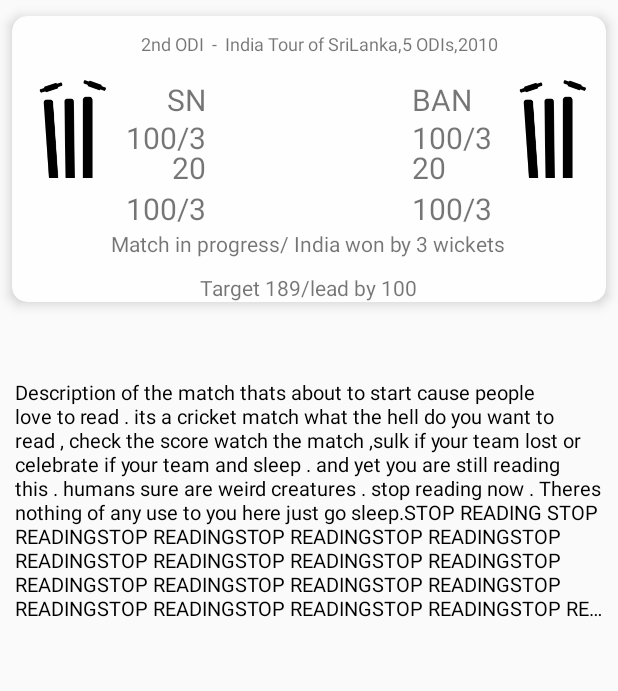
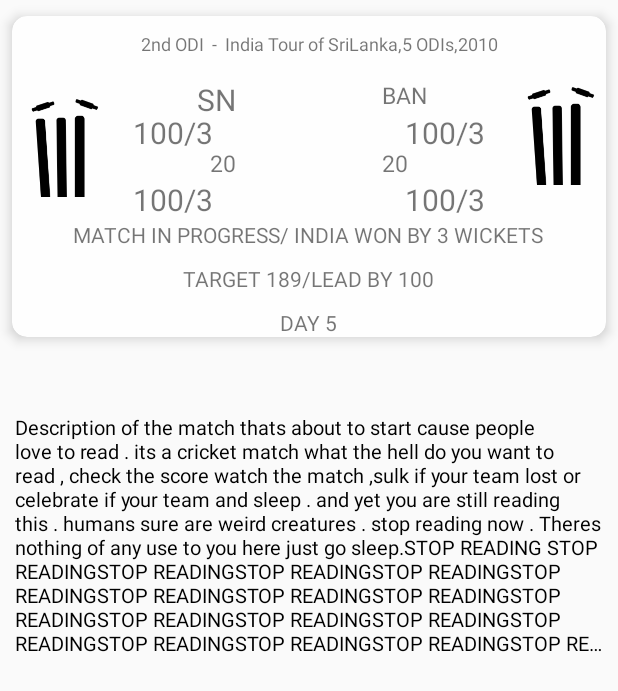
Before and after one commit to preetishnsrk/FreeHit, an Android app: the layout match_cards.xml on its own in the app's theme, with its tools: preview values and no code run, on a phone screen of 412 x 824 dp. Shown: the top 691 px of the screen. Run offline under Robolectric (Android 15) with nearby library versions, the phone set to English and light mode, and no system bars.

Commit message:
match_card.xml rearranging

```diff
--- a/app/src/main/java/com/debut/ellipsis/freehit/Matches/MatchesItemAdapter.java
+++ b/app/src/main/java/com/debut/ellipsis/freehit/Matches/MatchesItemAdapter.java
@@ -85,6 +85,9 @@ public class MatchesItemAdapter extends PagerAdapter {
         TextView shortName2 = (TextView) view.findViewById(R.id.shortname_team_2);
         shortName2.setText(this.dataObjectList.get(position).getmTeam2SN());
 
+        TextView Day = (TextView) view.findViewById(R.id.day);
+        Day.setText(this.dataObjectList.get(position).getmDay());
+
         // Initializing Logo URLS
         logo_string1 = this.dataObjectList.get(position).getmTeam1LogoURL();
         logo_string2 = this.dataObjectList.get(position).getmTeam2LogoURL();
--- a/app/src/main/res/layout/match_cards.xml
+++ b/app/src/main/res/layout/match_cards.xml
@@ -73,6 +73,8 @@
                         android:layout_centerVertical="true"
                         android:layout_toEndOf="@+id/team_logo_1"
                         android:textSize="20sp"
+                        android:paddingStart="15dp"
+                        android:paddingEnd="15dp"
                         tools:text="100/3" />
 
                     <TextView
@@ -82,7 +84,7 @@
                         android:layout_alignEnd="@id/score_team_1"
                         android:layout_below="@id/score_team_1"
                         android:paddingTop="40dp"
-                        android:textSize="20sp"
+                        android:textSize="15sp"
                         tools:text="20" />
 
                     <TextView
@@ -91,6 +93,8 @@
                         android:layout_height="wrap_content"
                         android:layout_below="@+id/overs_team_1"
                         android:layout_toEndOf="@+id/team_logo_1"
+                        android:paddingStart="15dp"
+                        android:paddingEnd="15dp"
                         android:textSize="20sp"
                         tools:text="100/3" />
 
@@ -99,13 +103,14 @@
                         android:layout_width="65dp"
                         android:layout_height="100dp"
                         android:layout_alignParentStart="true"
-                        android:layout_margin="5dp"
+                        android:layout_centerVertical="true"
+                        android:paddingTop="20dp"
                         android:src="@drawable/matches"
                         android:tag="image_tag" />
 
                     <TextView
                         android:id="@+id/shortname_team_1"
-
+                        android:layout_centerHorizontal="true"
                         android:layout_width="wrap_content"
                         android:layout_height="wrap_content"
                         android:layout_alignEnd="@id/score_team_1"
@@ -125,7 +130,7 @@
                         android:layout_width="65dp"
                         android:layout_height="100dp"
                         android:layout_alignParentEnd="true"
-                        android:layout_margin="5dp"
+                        android:paddingTop="20dp"
                         android:src="@drawable/matches"
                         android:tag="image_tag" />
 
@@ -137,7 +142,7 @@
                         android:layout_below="@+id/score_team_2"
                         android:paddingEnd="15dp"
                         android:paddingTop="40dp"
-                        android:textSize="20sp"
+                        android:textSize="15sp"
                         tools:text="20" />
 
                     <TextView
@@ -147,7 +152,7 @@
                         android:layout_alignStart="@id/score_team_2"
                         android:layout_centerHorizontal="true"
                         android:paddingTop="22dp"
-                        android:textSize="20sp"
+                        android:textSize="15sp"
                         tools:text="BAN" />
 
                     <TextView
@@ -156,6 +161,8 @@
                         android:layout_height="wrap_content"
                         android:layout_centerVertical="true"
                         android:layout_toStartOf="@+id/team_logo_2"
+                        android:paddingStart="15dp"
+                        android:paddingEnd="15dp"
                         android:textSize="20sp"
                         tools:text="100/3" />
 
@@ -165,6 +172,8 @@
                         android:layout_height="wrap_content"
                         android:layout_below="@+id/overs_team_2"
                         android:layout_toStartOf="@+id/team_logo_2"
+                        android:paddingStart="15dp"
+                        android:paddingEnd="15dp"
                         android:textSize="20sp"
                         tools:text="100/3" />
                 </RelativeLayout>
@@ -177,15 +186,26 @@
                 android:layout_width="wrap_content"
                 android:layout_height="wrap_content"
                 android:layout_gravity="center_horizontal"
+                android:textAllCaps="true"
                 tools:text="Match in progress/ India won by 3 wickets" />
 
             <TextView
                 android:id="@+id/target_leadby"
+                android:textAllCaps="true"
                 android:layout_width="wrap_content"
                 android:layout_height="wrap_content"
                 android:layout_gravity="center_horizontal"
                 android:paddingTop="10dp"
                 tools:text="Target 189/lead by 100" />
+
+            <TextView
+                android:id="@+id/day"
+                android:textAllCaps="true"
+                android:layout_width="wrap_content"
+                android:layout_height="wrap_content"
+                android:layout_gravity="center_horizontal"
+                android:paddingTop="10dp"
+                tools:text="Day 5"/>
 
         </LinearLayout>
 
```
Also changed, not shown: app/src/main/java/com/debut/ellipsis/freehit/Matches/MatchCardItem.java (+8 -1 lines), app/src/main/java/com/debut/ellipsis/freehit/Matches/QueryUtilMatchCard.java (+30 -24 lines).
